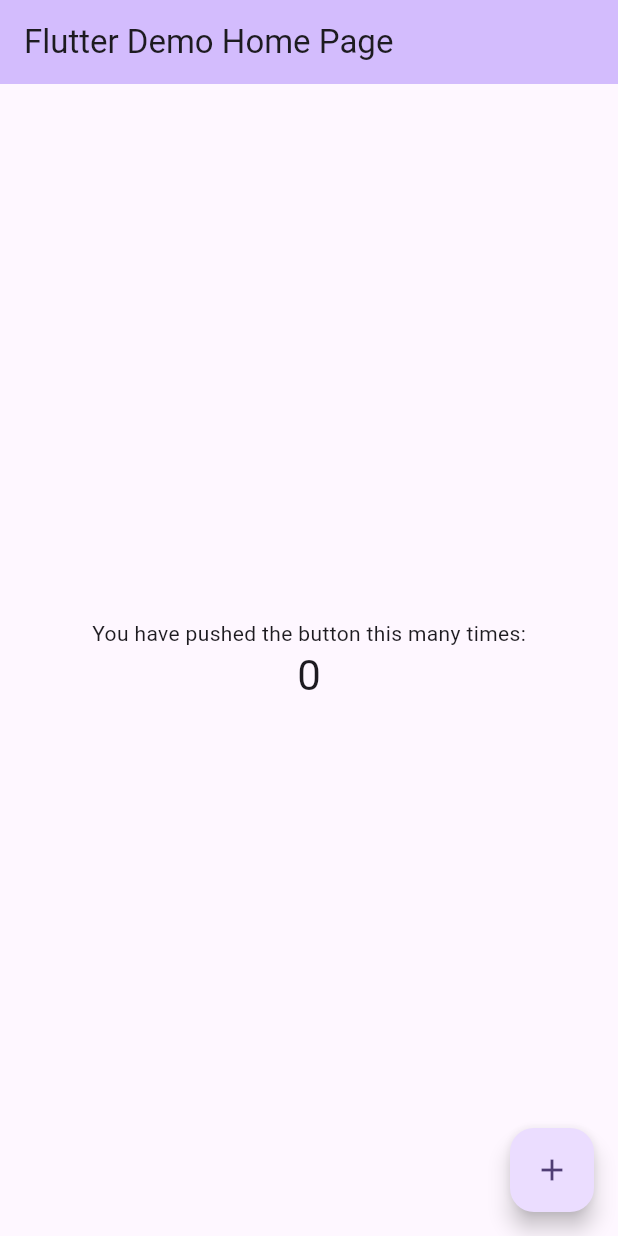
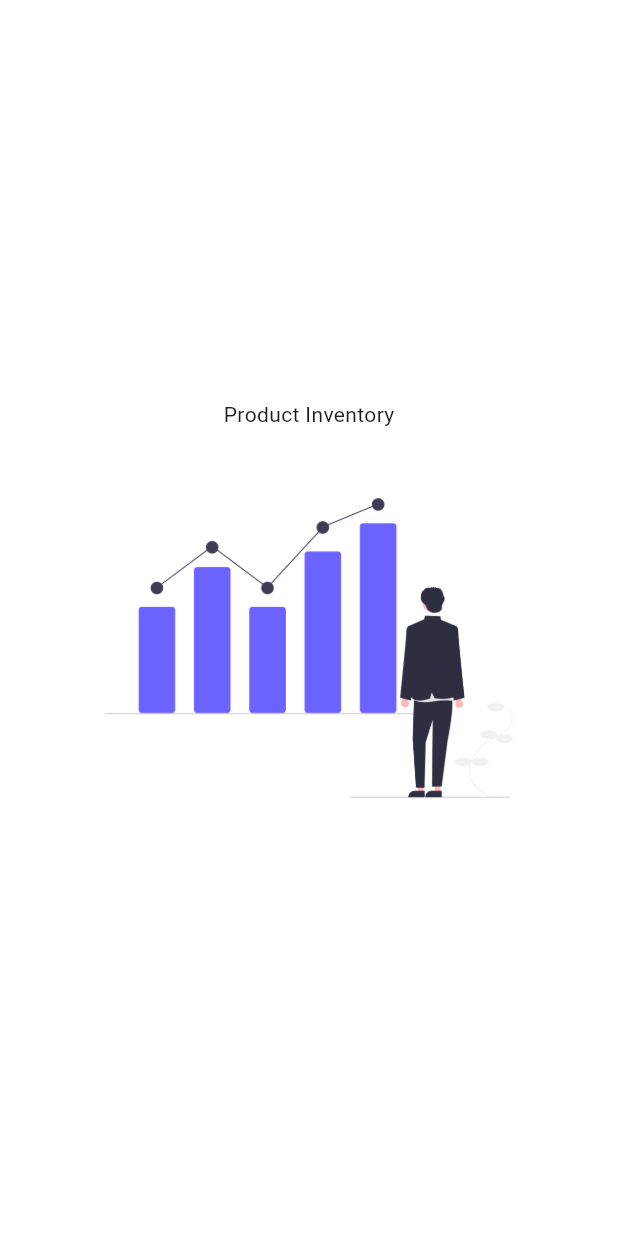
Before and after one commit to doniduaasattuu/product_inventory, a Flutter app: the screen it shows after launch, on a phone screen of 412 x 824 dp. Run offline on Flutter 3.47's test engine with Material 3 defaults, Android fonts, the phone set to English and light mode, and no system bars.

Commit message:
create landing page

```diff
--- a/lib/main.dart
+++ b/lib/main.dart
@@ -1,4 +1,5 @@
 import 'package:flutter/material.dart';
+import 'package:product_inventory/ui/homepage/homepage.dart';
 
 void main() {
   runApp(const MyApp());
@@ -7,119 +8,11 @@
 class MyApp extends StatelessWidget {
   const MyApp({super.key});
 
-  // This widget is the root of your application.
   @override
   Widget build(BuildContext context) {
-    return MaterialApp(
-      title: 'Flutter Demo',
-      theme: ThemeData(
-        // This is the theme of your application.
-        //
-        // TRY THIS: Try running your application with "flutter run". You'll see
-        // the application has a purple toolbar. Then, without quitting the app,
-        // try changing the seedColor in the colorScheme below to Colors.green
-        // and then invoke "hot reload" (save your changes or press the "hot
-        // reload" button in a Flutter-supported IDE, or press "r" if you used
-        // the command line to start the app).
-        //
-        // Notice that the counter didn't reset back to zero; the application
-        // state is not lost during the reload. To reset the state, use hot
-        // restart instead.
-        //
-        // This works for code too, not just values: Most code changes can be
-        // tested with just a hot reload.
-        colorScheme: ColorScheme.fromSeed(seedColor: Colors.deepPurple),
-        useMaterial3: true,
-      ),
-      home: const MyHomePage(title: 'Flutter Demo Home Page'),
+    return const MaterialApp(
+      title: 'Product Inventory',
+      home: Homepage(),
     );
   }
 }
-
-class MyHomePage extends StatefulWidget {
-  const MyHomePage({super.key, required this.title});
-
-  // This widget is the home page of your application. It is stateful, meaning
-  // that it has a State object (defined below) that contains fields that affect
-  // how it looks.
-
-  // This class is the configuration for the state. It holds the values (in this
-  // case the title) provided by the parent (in this case the App widget) and
-  // used by the build method of the State. Fields in a Widget subclass are
-  // always marked "final".
-
-  final String title;
-
-  @override
-  State<MyHomePage> createState() => _MyHomePageState();
-}
-
-class _MyHomePageState extends State<MyHomePage> {
-  int _counter = 0;
-
-  void _incrementCounter() {
-    setState(() {
-      // This call to setState tells the Flutter framework that something has
-      // changed in this State, which causes it to rerun the build method below
-      // so that the display can reflect the updated values. If we changed
-      // _counter without calling setState(), then the build method would not be
-      // called again, and so nothing would appear to happen.
-      _counter++;
-    });
-  }
-
-  @override
-  Widget build(BuildContext context) {
-    // This method is rerun every time setState is called, for instance as done
-    // by the _incrementCounter method above.
-    //
-    // The Flutter framework has been optimized to make rerunning build methods
-    // fast, so that you can just rebuild anything that needs updating rather
-    // than having to individually change instances of widgets.
-    return Scaffold(
-      appBar: AppBar(
-        // TRY THIS: Try changing the color here to a specific color (to
-        // Colors.amber, perhaps?) and trigger a hot reload to see the AppBar
-        // change color while the other colors stay the same.
-        backgroundColor: Theme.of(context).colorScheme.inversePrimary,
-        // Here we take the value from the MyHomePage object that was created by
-        // the App.build method, and use it to set our appbar title.
-        title: Text(widget.title),
-      ),
-      body: Center(
-        // Center is a layout widget. It takes a single child and positions it
-        // in the middle of the parent.
-        child: Column(
-          // Column is also a layout widget. It takes a list of children and
-          // arranges them vertically. By default, it sizes itself to fit its
-          // children horizontally, and tries to be as tall as its parent.
-          //
-          // Column has various properties to control how it sizes itself and
-          // how it positions its children. Here we use mainAxisAlignment to
-          // center the children vertically; the main axis here is the vertical
-          // axis because Columns are vertical (the cross axis would be
-          // horizontal).
-          //
-          // TRY THIS: Invoke "debug painting" (choose the "Toggle Debug Paint"
-          // action in the IDE, or press "p" in the console), to see the
-          // wireframe for each widget.
-          mainAxisAlignment: MainAxisAlignment.center,
-          children: <Widget>[
-            const Text(
-              'You have pushed the button this many times:',
-            ),
-            Text(
-              '$_counter',
-              style: Theme.of(context).textTheme.headlineMedium,
-            ),
-          ],
-        ),
-      ),
-      floatingActionButton: FloatingActionButton(
-        onPressed: _incrementCounter,
-        tooltip: 'Increment',
-        child: const Icon(Icons.add),
-      ), // This trailing comma makes auto-formatting nicer for build methods.
-    );
-  }
-}
--- /dev/null
+++ b/lib/ui/homepage/homepage.dart
@@ -0,0 +1,27 @@
+import 'package:flutter/material.dart';
+
+class Homepage extends StatefulWidget {
+  const Homepage({super.key});
+
+  @override
+  State<Homepage> createState() => _HomepageState();
+}
+
+class _HomepageState extends State<Homepage> {
+  @override
+  Widget build(BuildContext context) {
+    return Scaffold(
+      backgroundColor: Colors.white,
+      body: Center(
+        child: Column(
+          mainAxisSize: MainAxisSize.min,
+          children: [
+            Text('Product Inventory'),
+            SizedBox(height: 20),
+            Image.asset('assets/images/investing.png', width: 350),
+          ],
+        ),
+      ),
+    );
+  }
+}
--- /dev/null
+++ b/lib/ui/homepage/homepage_copy.dart
@@ -0,0 +1,38 @@
+import 'package:flutter/material.dart';
+
+class Homepage extends StatefulWidget {
+  const Homepage({super.key, required this.title});
+
+  final String title;
+
+  @override
+  State<Homepage> createState() => _HomepageState();
+}
+
+class _HomepageState extends State<Homepage> {
+  @override
+  Widget build(BuildContext context) {
+    return Scaffold(
+      appBar: AppBar(
+        backgroundColor: Theme.of(context).colorScheme.inversePrimary,
+        title: Text(widget.title),
+      ),
+      body: Center(
+        child: Column(
+          mainAxisAlignment: MainAxisAlignment.center,
+          children: <Widget>[
+            const Text(
+              'You have pushed the button this many times:',
+            ),
+            Text('$this.title'),
+          ],
+        ),
+      ),
+      floatingActionButton: FloatingActionButton(
+        onPressed: () {},
+        tooltip: 'Increment',
+        child: const Icon(Icons.add),
+      ), // This trailing comma makes auto-formatting nicer for build methods.
+    );
+  }
+}
```
Also changed, not shown: lib/main_copy.dart (added, +125 -0 lines), pubspec.yaml (+5 -7 lines), assets/images/investing.png (added), assets/svg/investing.svg (added), lib/utility/header_text.dart (added), pubspec.lock.
